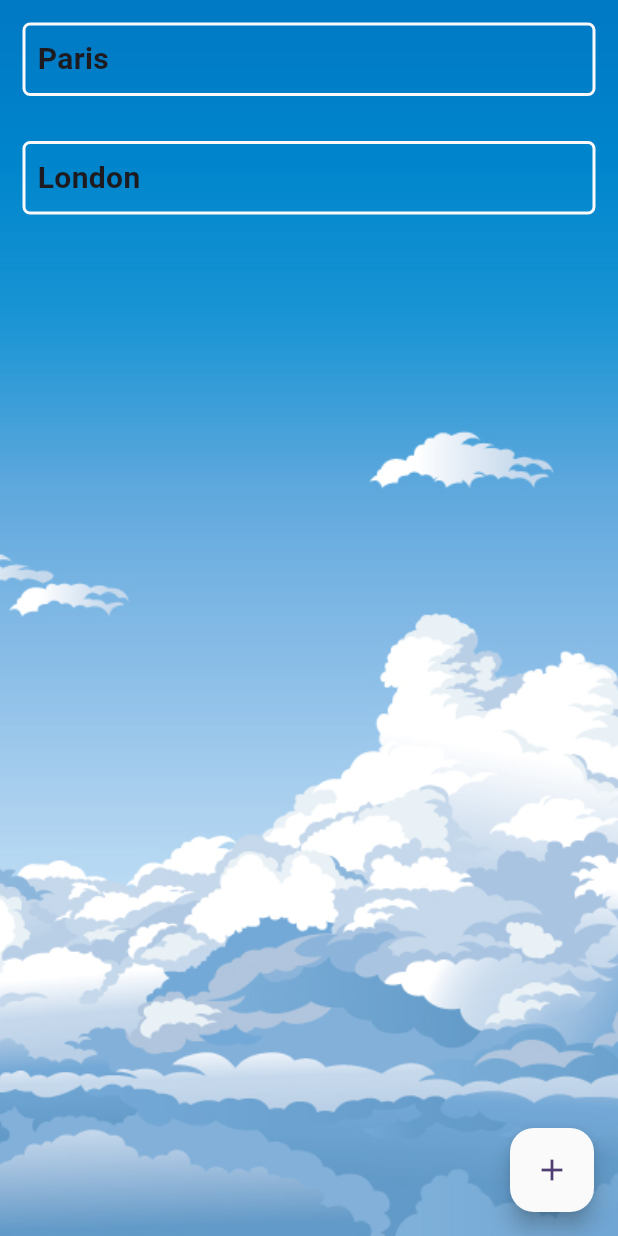
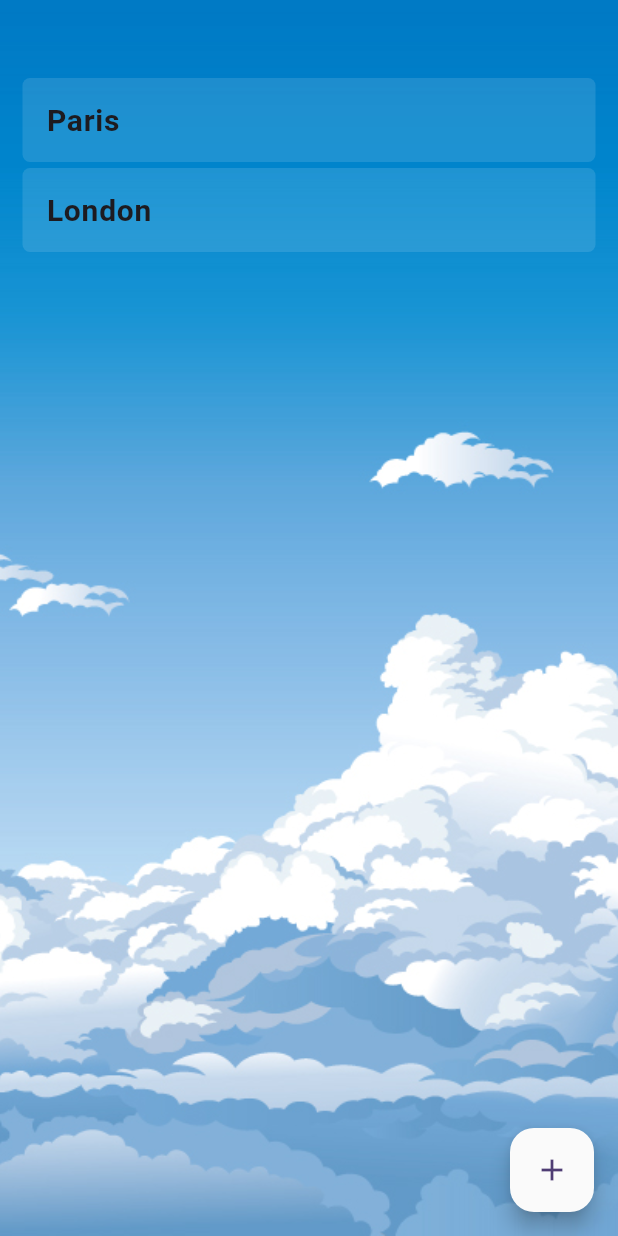
Before and after one commit to On-Arap/neosilver_meteo, a Flutter app: the screen it shows after launch, on a phone screen of 412 x 824 dp. Run offline on Flutter 3.47's test engine with Material 3 defaults, Android fonts, the phone set to English and light mode, and no system bars; our stand-ins replace bloc, flutter_bloc.

Commit message:
refacto + redesign

```diff
--- a/lib/UI/components/city_tile.dart
+++ b/lib/UI/components/city_tile.dart
@@ -11,22 +11,20 @@ class CityTile extends StatelessWidget {
   @override
   Widget build(BuildContext context) {
     return Padding(
-      padding: const EdgeInsets.all(15.0),
+      padding: const EdgeInsets.symmetric(horizontal: 15.0, vertical: 2),
       child: InkWell(
         child: Container(
           decoration: BoxDecoration(
-            border: Border.all(color: Colors.grey.shade50, width: 2),
+            color: Colors.white.withAlpha(30),
             borderRadius: const BorderRadius.all(
               Radius.circular(5),
             ),
           ),
-          child: Padding(
-            padding: const EdgeInsets.all(8.0),
-            child: Text(
-              city.name,
-              style: const TextStyle(fontSize: 20, fontWeight: FontWeight.bold),
-            ),
-          ),
+          child: ListTile(
+              title: Text(
+            city.name,
+            style: const TextStyle(fontSize: 20, fontWeight: FontWeight.bold),
+          )),
         ),
         onTap: () {
           context.read<WeatherBloc>().add(AddCityEvent(city: city));
--- a/lib/UI/components/components.dart
+++ b/lib/UI/components/components.dart
@@ -1 +1,2 @@
 export './city_tile.dart';
+export './city_tile_search.dart';
--- a/lib/UI/pages/home_page.dart
+++ b/lib/UI/pages/home_page.dart
@@ -17,7 +17,10 @@ class HomePage extends StatelessWidget {
   Widget build(BuildContext context) {
     return Scaffold(
       backgroundColor: Colors.transparent,
-      body: ListView.builder(
+      body: Column(
+        children: [
+          const SizedBox(height: 50),
+          ListView.builder(
             physics: const NeverScrollableScrollPhysics(),
             scrollDirection: Axis.vertical,
             shrinkWrap: true,
@@ -25,6 +28,8 @@ class HomePage extends StatelessWidget {
             itemBuilder: (context, index) {
               return CityTile(city: cities[index]);
             },
+          ),
+        ],
       ),
       floatingActionButton: FloatingActionButton(
         onPressed: () {
```
Also changed, not shown: lib/UI/components/city_tile_search.dart (added, +23 -0 lines), lib/UI/components/searchField.dart (added, +37 -0 lines), lib/UI/pages/add_city_page.dart (+4 -35 lines), lib/UI/pages/city_weather_page.dart (+26 -18 lines). Lines whose indentation alone changed are shown as unchanged.
